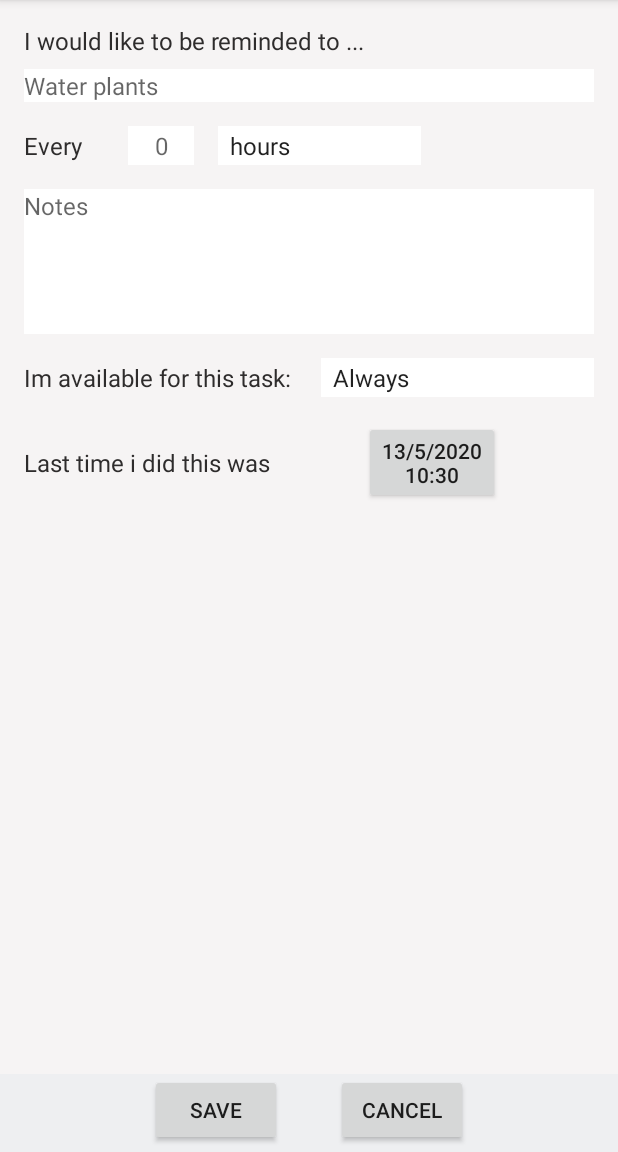
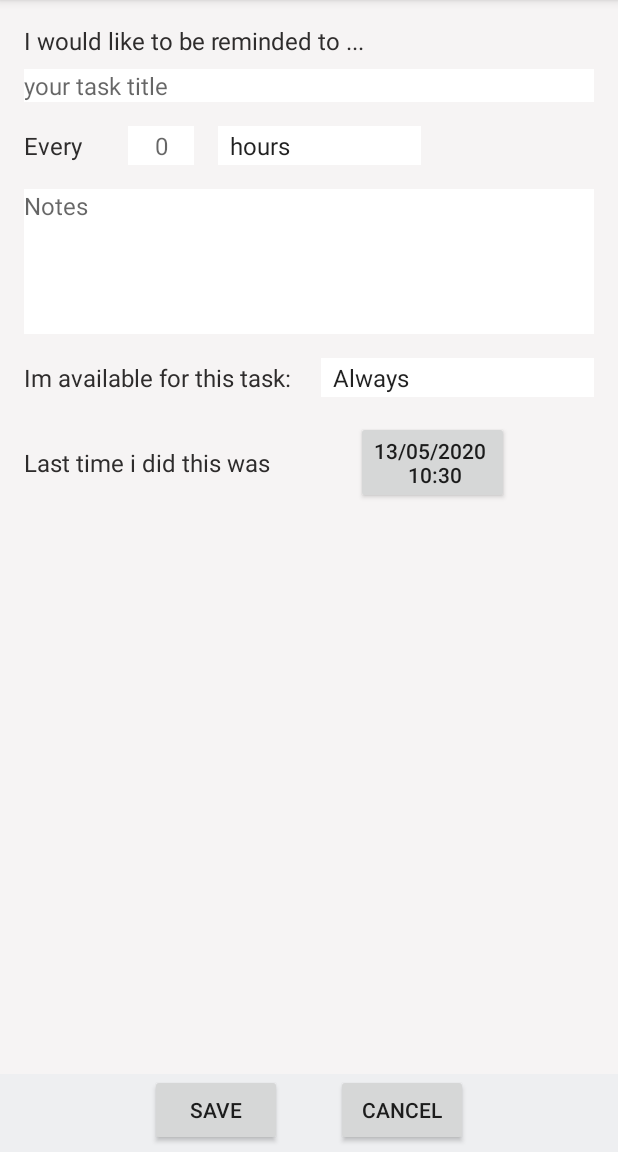
Before and after one commit to HannaMy/DynamicReminderAndroid, an Android app: the DetailActivity screen opened directly, with no data from a screen before it, on a phone screen of 412 x 824 dp, the part 84-1236 px from its top. Run offline under Robolectric (Android 15) with nearby library versions, the phone set to English and light mode, and no system bars.

Commit message:
fixat formatet på knappen för last performed + hint text

```diff
--- a/app/src/main/java/a25/grupp/dynamicreminderandroid/DetailActivity.java
+++ b/app/src/main/java/a25/grupp/dynamicreminderandroid/DetailActivity.java
@@ -164,10 +164,12 @@ public class DetailActivity extends AppCompatActivity {
         }
 
         if(taskId == 0){
+            Date currentTime = new Date();
+            SimpleDateFormat formatDate = new SimpleDateFormat("dd/MM/yyyy \n HH:mm");
+            String date = formatDate.format(currentTime);
             final Button btnCalendar = findViewById(R.id.btnCalendarLastPreformed);
-            Date currentTime = new Date();
-            btnCalendar.setText(currentTime.getDate() + "/" + (currentTime.getMonth() +1) + "/" + (currentTime.getYear() + 1900) +
-                    "\n" + currentTime.getHours() + ":" + currentTime.getMinutes()); // sets button with current time and date
+
+            btnCalendar.setText(date); // sets button with current time and date
             btnCalendar.setOnClickListener(new View.OnClickListener() {
                 @Override
                 public void onClick(View v) {
@@ -177,6 +179,8 @@ public class DetailActivity extends AppCompatActivity {
         }
 
     }
+
+
 
     /**
      * connects the gui components to the logic
@@ -212,11 +216,13 @@ public class DetailActivity extends AppCompatActivity {
                 TimePickerDialog timePickerDialog = new TimePickerDialog(DetailActivity.this, new TimePickerDialog.OnTimeSetListener() {
                     @Override
                     public void onTimeSet(TimePicker view, int hourOfDay, int minute) {
-                        final Button btnCalendar = findViewById(R.id.btnCalendarLastPreformed);
-                        btnCalendar.setText(dayOfMonth + "/" + month + "/" + year + "\n" + hourOfDay + ":" + minute);
                         Calendar cal = Calendar.getInstance();
                         cal.set(year, month, dayOfMonth, hourOfDay, minute);
                         lastPerformed = cal.getTime();
+                        SimpleDateFormat formatDate = new SimpleDateFormat("dd/MM/yyyy \n HH:mm");
+                        String strDate = formatDate.format(cal);
+                        final Button btnCalendar = findViewById(R.id.btnCalendarLastPreformed);
+                        btnCalendar.setText(strDate);
                     }
                 }, hours, minutes, android.text.format.DateFormat.is24HourFormat(DetailActivity.this));
                 timePickerDialog.show();
--- a/app/src/main/res/layout/activity_detail.xml
+++ b/app/src/main/res/layout/activity_detail.xml
@@ -70,7 +70,7 @@
                 android:layout_marginRight="16dp"
                 android:background="#FFFFFF"
                 android:ems="10"
-                android:hint="Water plants"
+                android:hint="your task title"
                 android:inputType="textPersonName"
                 android:textColor="#222121"
                 android:textSize="16dp"
```
